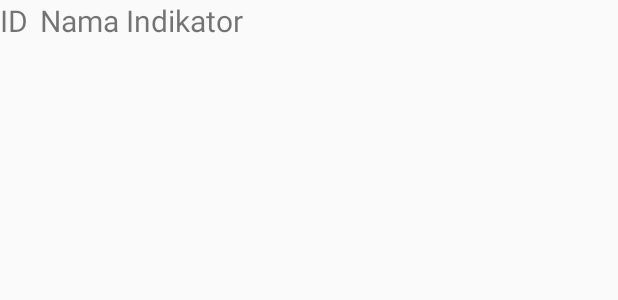
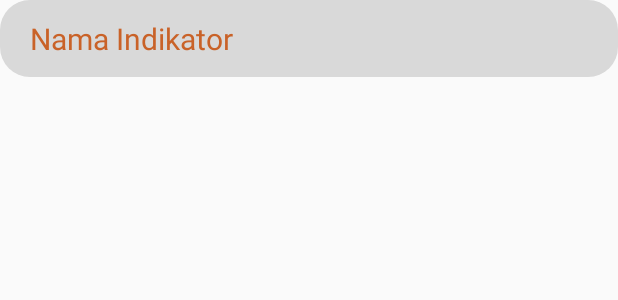
Before and after one commit to devKFR/CiPot, an Android app: the layout expandable_header.xml on its own in the app's theme, with its tools: preview values and no code run, on a phone screen of 412 x 824 dp. Shown: the top 300 px of the screen. Run offline under Robolectric (Android 15) with nearby library versions, the light colour scheme and no system bars.

Commit message:
Perubahan Indikator v2

```diff
--- /dev/null
+++ b/app/src/main/res/drawable/indikator_off.xml
@@ -0,0 +1,15 @@
+<?xml version="1.0" encoding="utf-8"?>
+<shape xmlns:android="http://schemas.android.com/apk/res/android"
+    android:shape="rectangle">
+
+    <padding
+        android:bottom="12dp"
+        android:left="20dp"
+        android:right="20dp"
+        android:top="12dp"></padding>
+
+    <solid android:color="#d9d9d9"></solid>
+
+    <corners android:radius="20dp"></corners>
+
+</shape>
--- a/app/src/main/res/layout/expandable_header.xml
+++ b/app/src/main/res/layout/expandable_header.xml
@@ -2,21 +2,15 @@
 <LinearLayout xmlns:android="http://schemas.android.com/apk/res/android"
     android:layout_width="match_parent"
     android:layout_height="wrap_content"
-    android:orientation="horizontal">
-
-    <TextView
-        android:id="@+id/tv_idHeader"
-        android:layout_width="wrap_content"
-        android:layout_height="wrap_content"
-        android:layout_marginRight="8dp"
-        android:text="ID"
-        android:textSize="20sp" />
+    android:orientation="vertical"
+    android:background="@drawable/indikator_off">
 
     <TextView
         android:id="@+id/tv_namaHeader"
-        android:layout_width="wrap_content"
+        android:layout_width="match_parent"
         android:layout_height="wrap_content"
         android:text="Nama Indikator"
-        android:textSize="20sp" />
+        android:textSize="20sp"
+        android:textColor="#c96228"/>
 
 </LinearLayout>
```
Also changed, not shown: app/src/main/res/drawable/indikator_on.xml (added, +15 -0 lines), app/src/main/res/layout/card_siswa.xml (+15 -11 lines), app/src/main/res/layout/expandable_child.xml (+10 -27 lines).
